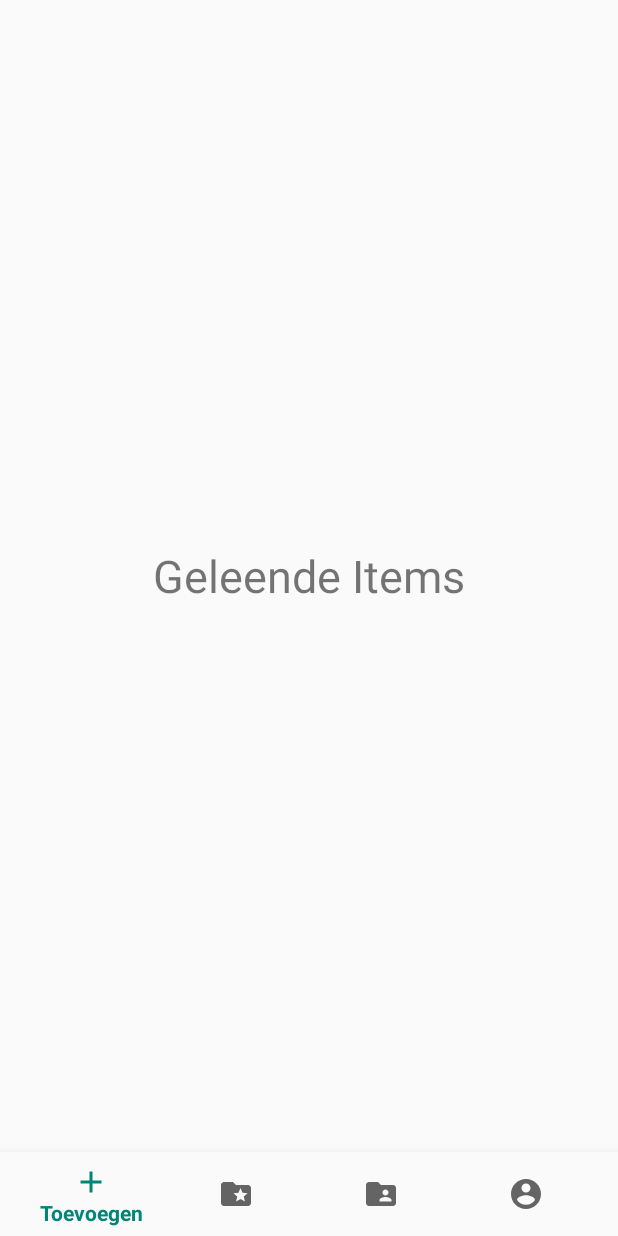
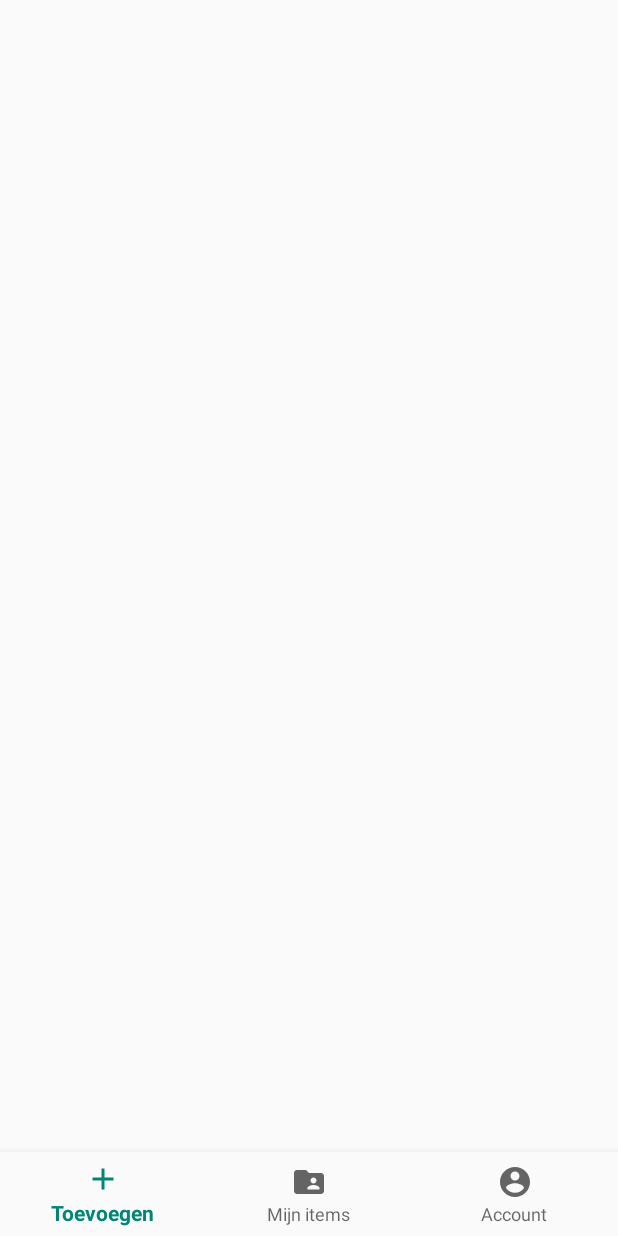
Before and after one commit to ThibautHumblet/BurrowAndroidApp, an Android app: the screen it shows after launch once a user with an empty profile is signed in (MainActivity), on a phone screen of 412 x 824 dp. Run offline under Robolectric (Android 15) with nearby library versions, the phone set to English and light mode, and no system bars; our stand-ins replace Firebase (no records; nobody signed in at launch, a user with empty details on screens opened directly).

Commit message:
Removed other items

```diff
--- a/app/src/main/java/com/example/mobdev_project/BorrowedOthersFragment.java
+++ /dev/null
@@ -1,19 +0,0 @@
-package com.example.mobdev_project;
-
-import android.os.Bundle;
-import android.view.LayoutInflater;
-import android.view.View;
-import android.view.ViewGroup;
-
-import androidx.annotation.NonNull;
-import androidx.annotation.Nullable;
-import androidx.fragment.app.Fragment;
-
-public class BorrowedOthersFragment extends Fragment {
-
-    @Nullable
-    @Override
-    public View onCreateView(@NonNull LayoutInflater inflater, @Nullable ViewGroup container, @Nullable Bundle savedInstanceState) {
-        return  inflater.inflate(R.layout.fragment_borrowed_others, container, false);
-    }
-}
--- a/app/src/main/java/com/example/mobdev_project/MainActivity.java
+++ b/app/src/main/java/com/example/mobdev_project/MainActivity.java
@@ -4,14 +4,11 @@ import androidx.annotation.NonNull;
 import androidx.appcompat.app.AppCompatActivity;
 import androidx.fragment.app.Fragment;
 
-import android.content.Intent;
 import android.os.Bundle;
 import android.view.MenuItem;
 import android.view.View;
 
 import com.google.android.material.bottomnavigation.BottomNavigationView;
-import com.google.firebase.auth.FirebaseAuth;
-import com.google.firebase.auth.FirebaseUser;
 
 public class MainActivity extends AppCompatActivity {
 
@@ -23,8 +20,6 @@ public class MainActivity extends AppCompatActivity {
 
         BottomNavigationView bottomNav = findViewById(R.id.bottom_navigation);
         bottomNav.setOnNavigationItemSelectedListener(navListener);
-
-        getSupportFragmentManager().beginTransaction().replace(R.id.container, new BorrowedOthersFragment()).commit();
     }
 
 
@@ -39,9 +34,6 @@ public class MainActivity extends AppCompatActivity {
                     break;
                 case R.id.nav_borrowed_me:
                     selectedFragment = new BorrowedMeFragment();
-                    break;
-                case R.id.nav_borrowed_others:
-                    selectedFragment = new BorrowedOthersFragment();
                     break;
                 case R.id.nav_account:
                     selectedFragment = new AccountFragment();
--- a/app/src/main/res/layout/fragment_borrowed_others.xml
+++ /dev/null
@@ -1,12 +0,0 @@
-<?xml version="1.0" encoding="utf-8"?>
-<RelativeLayout xmlns:android="http://schemas.android.com/apk/res/android"
-    android:layout_width="match_parent" android:layout_height="match_parent">
-
-    <TextView
-        android:layout_width="wrap_content"
-        android:layout_height="wrap_content"
-        android:text="Geleende Items"
-        android:textSize="30sp"
-        android:layout_centerInParent="true" />
-
-</RelativeLayout>
--- a/app/src/main/res/menu/bottom_navigation.xml
+++ b/app/src/main/res/menu/bottom_navigation.xml
@@ -5,11 +5,6 @@
         android:id="@+id/nav_add"
         android:icon="@drawable/ic_add_black_24dp"
         android:title="Toevoegen" />
-
-    <item
-        android:id="@+id/nav_borrowed_others"
-        android:icon="@drawable/ic_folder_special_black_24dp"
-        android:title="Geleende items" />
 
     <item
         android:id="@+id/nav_borrowed_me"
```
